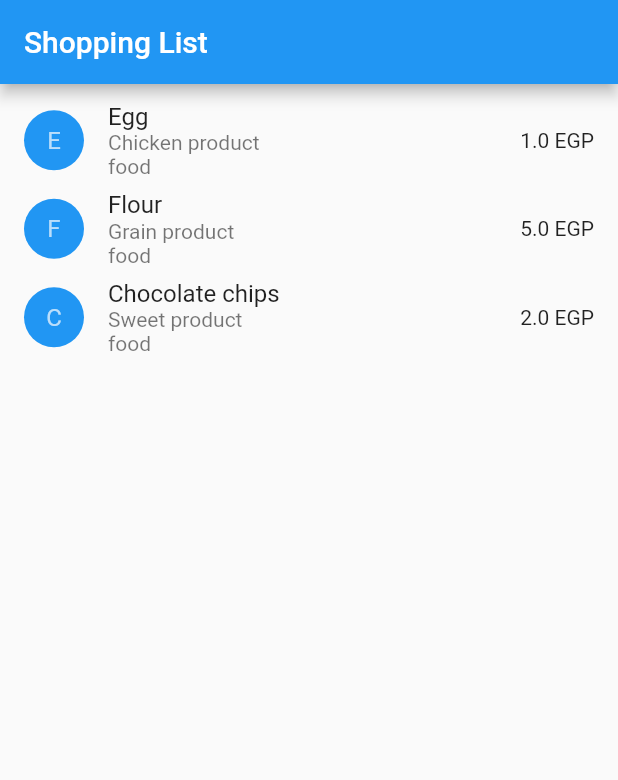
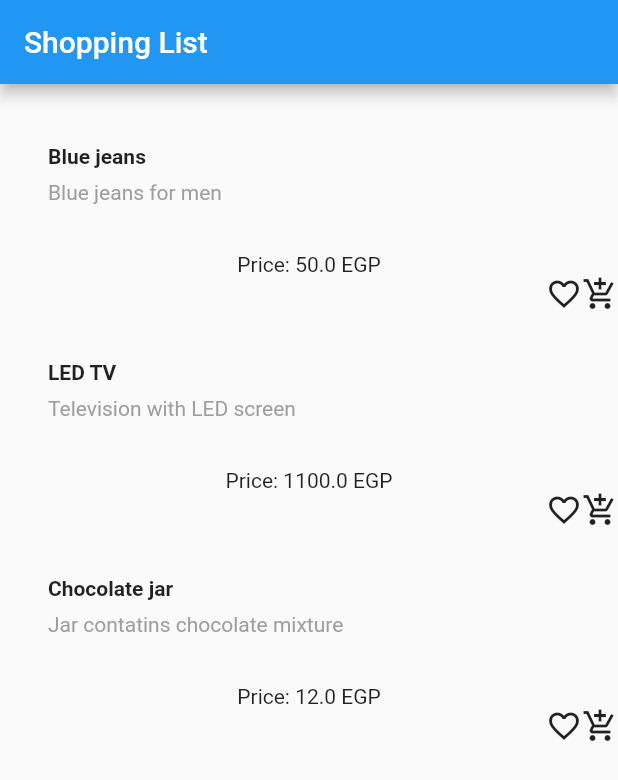
Before and after one commit to mohammadkamal/Bayya, a Flutter app: the screen it shows after launch, on a phone screen of 412 x 824 dp. Shown: the top 780 px of the screen. Run offline on Flutter 3.47's test engine with Material 2 defaults, Android fonts, the phone set to English and light mode, and no system bars.

Commit message:
Organized product layout + Added basic shopping cart mechanism

```diff
--- a/lib/ShoppingListItem.dart
+++ b/lib/ShoppingListItem.dart
@@ -1,10 +1,12 @@
 import 'dart:ffi';
+import 'package:Bayya/ShoppingCart.dart';
 import 'package:flutter/material.dart';
 
 class Product {
   //Constructor
   Product(
-      {this.name,
+      {this.id,
+      this.name,
       this.shortDescription,
       this.longDescription,
       this.vendor,
@@ -14,6 +16,7 @@ class Product {
   //Fields & Variables
   final String name, shortDescription, longDescription, vendor;
   final double price;
+  final int id;
   Float ratings;
   int quantity;
   ProductCategory category;
@@ -86,52 +89,124 @@ class ShoppingListItem extends StatelessWidget {
     );
   }
 
-  Column _buttonColumn(IconData icon, String label) {
-    return Column(
+  GestureDetector _buttonWatchlist({bool isWatchlisted = false}) {
+    String textWatchlist = isWatchlisted ? 'Watchlisted' : 'Watchlist';
+    Icon iconWatchlist = isWatchlisted
+        ? Icon(Icons.favorite, color: Colors.red)
+        : Icon(Icons.favorite_border);
+    return GestureDetector(
+        child: Column(
       mainAxisSize: MainAxisSize.min,
       mainAxisAlignment: MainAxisAlignment.center,
       children: [
-        Icon(icon),
+        iconWatchlist,
         Container(
             margin: const EdgeInsets.only(top: 8),
             child: Text(
-              label,
+              textWatchlist,
               style: TextStyle(fontSize: 12, fontWeight: FontWeight.w400),
             ))
       ],
-    );
+    ));
+  }
+
+  GestureDetector _buttonAddToCart() {
+    bool isInShoppingCart = ShoppingCart.isInCart(product.id);
+    String textShoppingCart =
+        isInShoppingCart ? 'Remove from shopping cart' : 'Add to shopping cart';
+    Icon iconShoppingCart = isInShoppingCart
+        ? Icon(Icons.shopping_cart, color: Colors.lightGreen[500])
+        : Icon(Icons.add_shopping_cart);
+    return GestureDetector(
+        onTap: () {
+          ShoppingCart.onCartChange(product.id);
+        },
+        child: Column(
+          mainAxisSize: MainAxisSize.min,
+          mainAxisAlignment: MainAxisAlignment.center,
+          children: [
+            iconShoppingCart,
+            Container(
+              margin: const EdgeInsets.only(top: 8),
+              child: Text(
+                textShoppingCart,
+                style: TextStyle(fontSize: 12, fontWeight: FontWeight.w400),
+              ),
+            )
+          ],
+        ));
   }
 
   Widget buttonSection() {
     return Container(
       child: Row(
         mainAxisAlignment: MainAxisAlignment.spaceEvenly,
+        children: [_buttonWatchlist(), _buttonAddToCart()],
+      ),
+    );
+  }
+
+  GestureDetector _addToCartMinimized() {
+    bool isInShoppingCart = ShoppingCart.isInCart(product.id);
+    Icon iconShoppingCart = isInShoppingCart
+        ? Icon(Icons.shopping_cart, color: Colors.lightGreen[500])
+        : Icon(Icons.add_shopping_cart);
+    return GestureDetector(
+        onTap: () {
+          ShoppingCart.onCartChange(product.id);
+        },
+        child: Column(
+          mainAxisSize: MainAxisSize.min,
+          mainAxisAlignment: MainAxisAlignment.center,
           children: [
-          _buttonColumn(Icons.favorite_border, 'Favourite'),
-          _buttonColumn(
-              Icons.add_shopping_cart_outlined, 'Add to Shopping Cart')
+            iconShoppingCart,
           ],
+        ));
+  }
+
+  GestureDetector _watchlistMinimized({bool isWatchlisted = false}) {
+    Icon iconWatchlist = isWatchlisted
+        ? Icon(Icons.favorite, color: Colors.red)
+        : Icon(Icons.favorite_border);
+    return GestureDetector(
+        child: Column(
+      mainAxisSize: MainAxisSize.min,
+      mainAxisAlignment: MainAxisAlignment.center,
+      children: [
+        iconWatchlist,
+      ],
+    ));
+  }
+
+  Widget buttonsMinimized() {
+    return Container(
+      alignment: Alignment.bottomRight,
+      child: Row(
+        mainAxisAlignment: MainAxisAlignment.spaceEvenly,
+        mainAxisSize: MainAxisSize.min,
+        children: [_watchlistMinimized(), _addToCartMinimized()],
       ),
     );
   }
 
   @override
   Widget build(BuildContext context) {
-    return ListTile(
+    return GestureDetector(
         onTap: () {
           _viewProduct(context);
         },
-      leading: CircleAvatar(
-        backgroundColor: _getColor(context),
-        child: Text(product.name[0]),
+        child: Container(
+          child: Column(
+            children: [
+              titleSection(),
+              Row(
+                children: [Text('Price: ' + product.price.toString() + ' EGP')],
+                mainAxisAlignment: MainAxisAlignment.end,
+                mainAxisSize: MainAxisSize.min,
               ),
-      title: Text(
-        product.name,
+              buttonsMinimized()
+            ],
           ),
-      subtitle: Text(product.shortDescription +
-          '\n' +
-          product.category.toString().split('.').last),
-      trailing: Text(product.price.toString() + ' EGP'),
-    );
+        ));
   }
 }
--- a/lib/main.dart
+++ b/lib/main.dart
@@ -8,24 +8,26 @@ void main() {
     home: ShoppingList(
       products: <Product>[
         Product(
-            name: 'Egg',
-            shortDescription: 'Chicken product',
-            longDescription: 'Chicken product',
+            id: 0,
+            name: 'Blue jeans',
+            shortDescription: 'Blue jeans for men',
+            longDescription: 'Blue jeans for men available at all sizes',
+            category: ProductCategory.clothes,
+            price: 50),
+        Product(
+            id: 1,
+            name: 'LED TV',
+            shortDescription: 'Television with LED screen',
+            longDescription: '20-inch monitor with HD quality display',
+            category: ProductCategory.elctronics,
+            price: 1100),
+        Product(
+            id: 2,
+            name: 'Chocolate jar',
+            shortDescription: 'Jar contatins chocolate mixture',
+            longDescription: 'One liter jar filled with chocolate mixture',
             category: ProductCategory.food,
-            price: 1.0),
-        Product(
-            name: 'Flour',
-            shortDescription: 'Grain product',
-            longDescription: 'Powder made by grinding raw grains',
-            category: ProductCategory.food,
-            price: 5),
-        Product(
-            name: 'Chocolate chips',
-            shortDescription: 'Sweet product',
-            longDescription:
-                'Preparation of roasted and ground cacao seeds that is made in the form of bricks',
-            category: ProductCategory.food,
-            price: 2)
+            price: 12)
       ],
     ),
   ));
```
Also changed, not shown: lib/ShoppingCart.dart (added, +59 -0 lines), docs/homepage_screenshot.png (added), docs/product_added_to_shopping_cart.png (added), docs/product_screenshot.png (added), 1 other file. Lines whose indentation alone changed are shown as unchanged.
